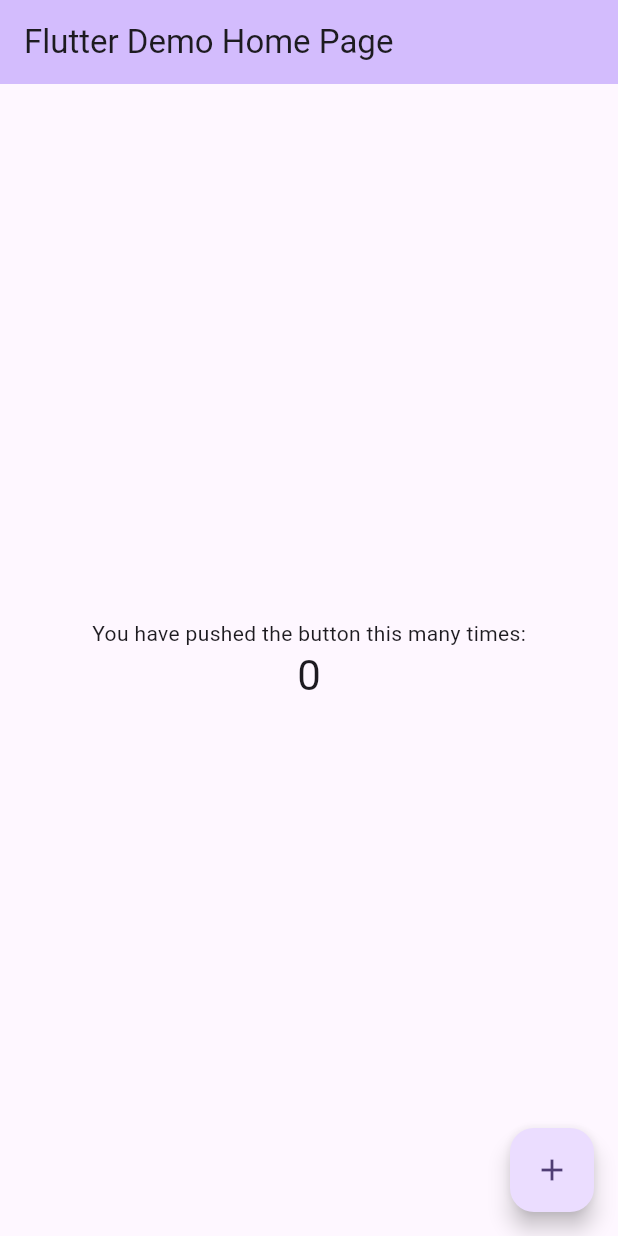
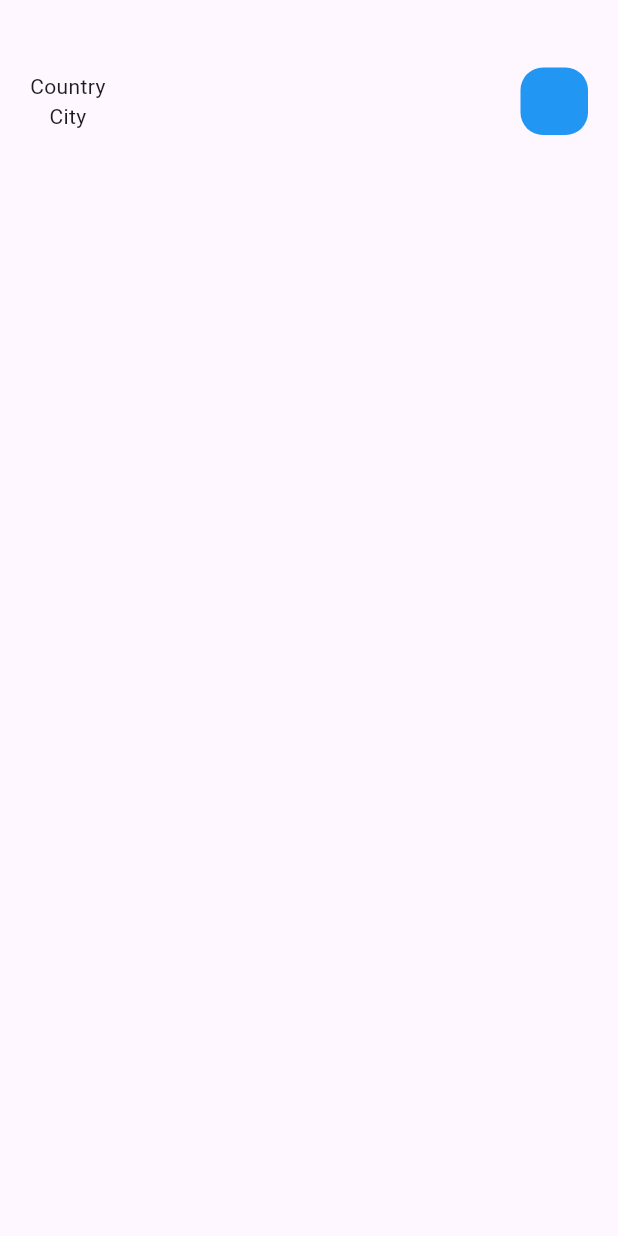
Before and after one commit to hasan972/food_delivary, a Flutter app: the screen it shows after launch, on a phone screen of 412 x 824 dp. Run offline on Flutter 3.47's test engine with Material 2 defaults, Android fonts, the phone set to English and light mode, and no system bars.

Commit message:
Remove the default code
Remove the default code and add the main home page and starting the header section

```diff
--- /dev/null
+++ b/lib/home/main_food_page.dart
@@ -0,0 +1,42 @@
+import 'package:flutter/material.dart';
+
+class MainFoodPage extends StatefulWidget {
+  const MainFoodPage({super.key});
+
+  @override
+  State<MainFoodPage> createState() => _MainFoodPageState();
+}
+
+class _MainFoodPageState extends State<MainFoodPage> {
+  @override
+  Widget build(BuildContext context) {
+    return Scaffold(
+      body: Column(
+        children: [
+          Container(
+            child: Container(
+              margin: EdgeInsets.only(top: 45,bottom: 15),
+              padding: EdgeInsets.only(left: 20,right: 20),
+              child: Row(
+                mainAxisAlignment: MainAxisAlignment.spaceBetween,
+                children: [
+                  Column(
+                    children: [Text("Country"), Text("City")],
+                  ),
+                  Container(
+                    width: 45,
+                    height: 45,
+                    decoration: BoxDecoration(
+                      borderRadius: BorderRadius.circular(15),
+                      color: Colors.blue,
+                    ),
+                  )
+                ],
+              ),
+            ),
+          )
+        ],
+      ),
+    );
+  }
+}
--- a/lib/main.dart
+++ b/lib/main.dart
@@ -1,4 +1,5 @@
 import 'package:flutter/material.dart';
+import 'package:food_delivary/home/main_food_page.dart';
 
 void main() {
   runApp(const MyApp());
@@ -12,114 +13,12 @@ class MyApp extends StatelessWidget {
   Widget build(BuildContext context) {
     return MaterialApp(
       title: 'Flutter Demo',
+      debugShowCheckedModeBanner: false,
       theme: ThemeData(
-        // This is the theme of your application.
-        //
-        // TRY THIS: Try running your application with "flutter run". You'll see
-        // the application has a blue toolbar. Then, without quitting the app,
-        // try changing the seedColor in the colorScheme below to Colors.green
-        // and then invoke "hot reload" (save your changes or press the "hot
-        // reload" button in a Flutter-supported IDE, or press "r" if you used
-        // the command line to start the app).
-        //
-        // Notice that the counter didn't reset back to zero; the application
-        // state is not lost during the reload. To reset the state, use hot
-        // restart instead.
-        //
-        // This works for code too, not just values: Most code changes can be
-        // tested with just a hot reload.
         colorScheme: ColorScheme.fromSeed(seedColor: Colors.deepPurple),
         useMaterial3: true,
       ),
-      home: const MyHomePage(title: 'Flutter Demo Home Page'),
+      home: MainFoodPage(),
     );
   }
 }
-
-class MyHomePage extends StatefulWidget {
-  const MyHomePage({super.key, required this.title});
-
-  // This widget is the home page of your application. It is stateful, meaning
-  // that it has a State object (defined below) that contains fields that affect
-  // how it looks.
-
-  // This class is the configuration for the state. It holds the values (in this
-  // case the title) provided by the parent (in this case the App widget) and
-  // used by the build method of the State. Fields in a Widget subclass are
-  // always marked "final".
-
-  final String title;
-
-  @override
-  State<MyHomePage> createState() => _MyHomePageState();
-}
-
-class _MyHomePageState extends State<MyHomePage> {
-  int _counter = 0;
-
-  void _incrementCounter() {
-    setState(() {
-      // This call to setState tells the Flutter framework that something has
-      // changed in this State, which causes it to rerun the build method below
-      // so that the display can reflect the updated values. If we changed
-      // _counter without calling setState(), then the build method would not be
-      // called again, and so nothing would appear to happen.
-      _counter++;
-    });
-  }
-
-  @override
-  Widget build(BuildContext context) {
-    // This method is rerun every time setState is called, for instance as done
-    // by the _incrementCounter method above.
-    //
-    // The Flutter framework has been optimized to make rerunning build methods
-    // fast, so that you can just rebuild anything that needs updating rather
-    // than having to individually change instances of widgets.
-    return Scaffold(
-      appBar: AppBar(
-        // TRY THIS: Try changing the color here to a specific color (to
-        // Colors.amber, perhaps?) and trigger a hot reload to see the AppBar
-        // change color while the other colors stay the same.
-        backgroundColor: Theme.of(context).colorScheme.inversePrimary,
-        // Here we take the value from the MyHomePage object that was created by
-        // the App.build method, and use it to set our appbar title.
-        title: Text(widget.title),
-      ),
-      body: Center(
-        // Center is a layout widget. It takes a single child and positions it
-        // in the middle of the parent.
-        child: Column(
-          // Column is also a layout widget. It takes a list of children and
-          // arranges them vertically. By default, it sizes itself to fit its
-          // children horizontally, and tries to be as tall as its parent.
-          //
-          // Column has various properties to control how it sizes itself and
-          // how it positions its children. Here we use mainAxisAlignment to
-          // center the children vertically; the main axis here is the vertical
-          // axis because Columns are vertical (the cross axis would be
-          // horizontal).
-          //
-          // TRY THIS: Invoke "debug painting" (choose the "Toggle Debug Paint"
-          // action in the IDE, or press "p" in the console), to see the
-          // wireframe for each widget.
-          mainAxisAlignment: MainAxisAlignment.center,
-          children: <Widget>[
-            const Text(
-              'You have pushed the button this many times:',
-            ),
-            Text(
-              '$_counter',
-              style: Theme.of(context).textTheme.headlineMedium,
-            ),
-          ],
-        ),
-      ),
-      floatingActionButton: FloatingActionButton(
-        onPressed: _incrementCounter,
-        tooltip: 'Increment',
-        child: const Icon(Icons.add),
-      ), // This trailing comma makes auto-formatting nicer for build methods.
-    );
-  }
-}
```
